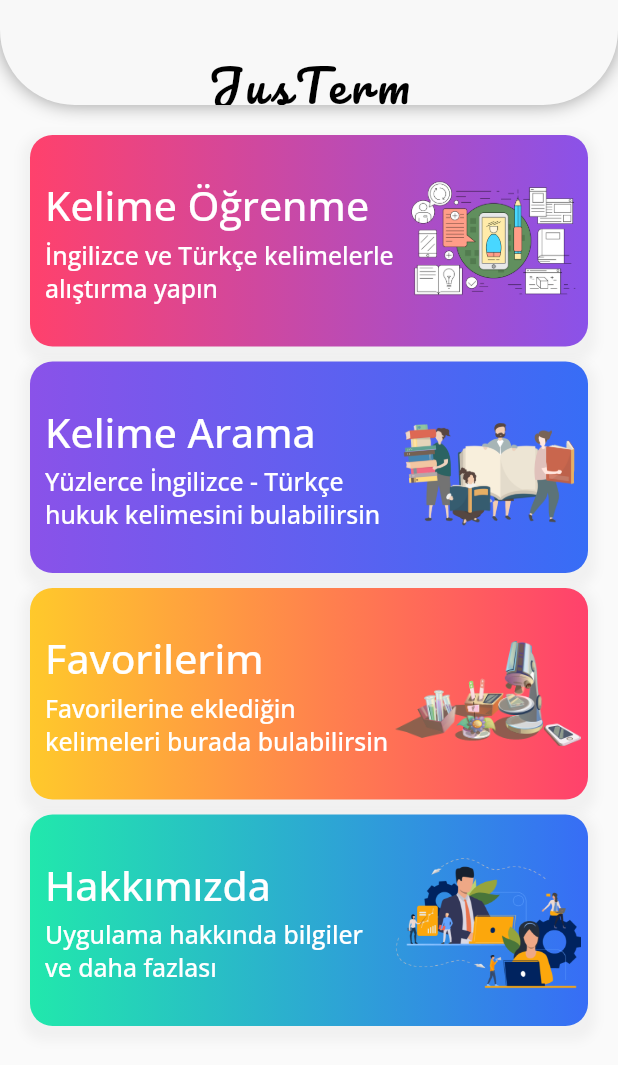
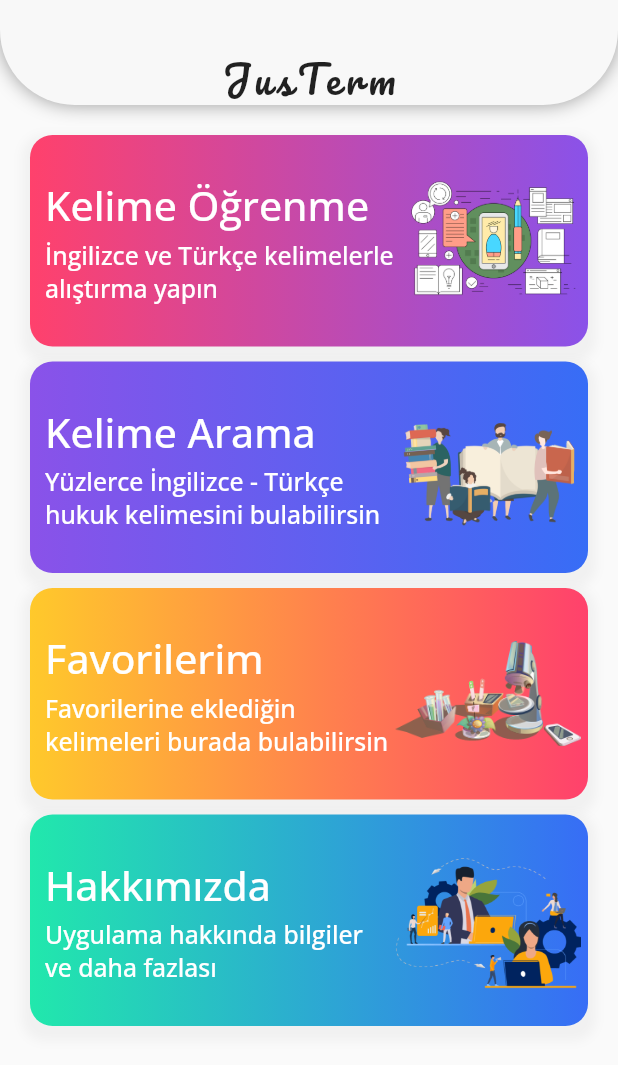
Before and after one commit to merttoptas/engtrhukuksozluk, a Flutter app: the screen it shows after launch, after a tap on the "skip next" icon, after a tap on the "done" icon, on a phone screen of 412 x 824 dp. Shown: the top 1065 px of the screen. Run offline on Flutter 3.47's test engine with Material 2 defaults, Android fonts, the light colour scheme and no system bars; our stand-ins replace animated_text_kit, cloud_firestore, firebase_analytics, firebase_crashlytics, firebase_messaging, flip_card and 11 more; missing offline and left inert: algolia, circle_bottom_navigation; accounts and stored records are empty; generated files the repository leaves out were written again; statements that could not run were skipped.

Commit message:
dark mode added.

```diff
--- a/lib/main.dart
+++ b/lib/main.dart
@@ -48,25 +48,9 @@ class MyApp extends StatelessWidget {
   @override
   Widget build(BuildContext context) {
     return GetMaterialApp(
-      theme: ThemeData(
-        brightness: Brightness.light,
-        backgroundColor: AppConstant.lightBG,
-        textTheme: TextTheme(
-          headline1: TextStyle(fontSize: AppConstant.fontSizeBody),
-          headline2: TextStyle(
-              fontSize: AppConstant.fontSizeBody2, fontWeight: FontWeight.bold),
-          caption: TextStyle(
-              fontSize: AppConstant.fontSizeCaption,
-              fontWeight: FontWeight.bold),
-          headline4: TextStyle(
-              fontSize: AppConstant.fontSizeDisplay,
-              fontWeight: FontWeight.bold),
-          headline5: TextStyle(
-              fontSize: AppConstant.fontSizeDisplay,
-              fontWeight: FontWeight.bold),
-        ),
-        fontFamily: GoogleFonts.openSans().fontFamily,
-      ),
+      theme: AppConstant.lightTheme,
+      darkTheme: AppConstant.darkTheme,
+      themeMode: ThemeMode.system,
       debugShowCheckedModeBanner: false,
       navigatorObservers: [
         FirebaseAnalyticsObserver(analytics: analytics),
--- a/lib/ui/screens/aboutus_page.dart
+++ b/lib/ui/screens/aboutus_page.dart
@@ -59,7 +59,7 @@ class _AboutUsState extends State<AboutUs> {
             topLeft: Radius.circular(AppConstant.borderCircular45),
             topRight: Radius.circular(AppConstant.borderCircular45),
           ),
-          color: Colors.white,
+          color: Theme.of(context).cardColor,
         ),
         height: MediaQuery.of(context).size.height -
             AppConstant.aboutUsContainerBgHeight,
--- a/lib/ui/screens/favorite_page.dart
+++ b/lib/ui/screens/favorite_page.dart
@@ -124,7 +124,6 @@ class ListFavorite extends StatelessWidget {
           bottom: AppConstant.favoritePaddingTopBottom,
           top: AppConstant.favoritePaddingTopBottom),
       child: Material(
-        color: Colors.white,
         elevation: AppConstant.favoriteElevation,
         shadowColor: Colors.black26,
         borderRadius: BorderRadius.circular(AppConstant.borderCircular),
--- a/lib/ui/screens/home/home_navigator_page.dart
+++ b/lib/ui/screens/home/home_navigator_page.dart
@@ -20,6 +20,7 @@ class _WordsScreenState extends State<WordsScreen> {
   int selectIndexId;
   int currentIndex = 0;
   FavoriteDao favoriteDao;
+
   _WordsScreenState(this.selectIndexId);
 
   Widget routerPage(int selectIndexId) {
@@ -46,12 +47,12 @@ class _WordsScreenState extends State<WordsScreen> {
     return Scaffold(
       body: routerPage(selectIndexId),
       bottomNavigationBar: CircleBottomNavigation(
-        textColor: Colors.black,
         barHeight: AppConstant.barHeight,
-        circleColor: AppConstant.circleColor,
+        circleColor: Theme.of(context).primaryColor,
         inactiveIconColor: Colors.grey,
         circleSize: AppConstant.circleSize,
         arcHeight: AppConstant.archHeight,
+        barBackgroundColor:  Theme.of(context).bottomNavigationBarTheme.backgroundColor,
         circleOutline: AppConstant.circleOutline,
         hasElevationShadows: true,
         tabs: [
--- a/lib/ui/screens/splash_page.dart
+++ b/lib/ui/screens/splash_page.dart
@@ -41,7 +41,7 @@ class _SplashScreenState extends State<SplashScreen> {
   @override
   Widget build(BuildContext context) {
     return Scaffold(
-      backgroundColor: AppConstant.lightBG,
+      backgroundColor: Theme.of(context).backgroundColor,
       body: Center(
         child: Container(
           child: Stack(
--- a/lib/ui/widgets/ads_widget.dart
+++ b/lib/ui/widgets/ads_widget.dart
@@ -21,7 +21,6 @@ class AdsWidget extends StatelessWidget {
     AdvertService _advertService = AdvertService();
     return Container(
       decoration: BoxDecoration(
-        color: Colors.white,
         borderRadius: borderRadius,
       ),
       padding: EdgeInsets.all(10),
--- a/lib/ui/widgets/app_bar.dart
+++ b/lib/ui/widgets/app_bar.dart
@@ -9,13 +9,13 @@ class HomeAppBar extends StatelessWidget implements PreferredSizeWidget {
       preferredSize: Size.fromHeight(AppConstant.appBarHeight),
       child: Container(
         decoration: BoxDecoration(
-          color: AppConstant.appBarBg,
+          color: Theme.of(context).primaryColor,
           borderRadius: BorderRadius.vertical(
               bottom: Radius.circular(AppConstant.appBarCircularSize)),
           gradient: LinearGradient(
               begin: Alignment.centerLeft,
               end: Alignment.centerRight,
-              colors: [AppConstant.lightAccent, AppConstant.lightAccent]),
+              colors: [Theme.of(context).colorScheme.primary, Theme.of(context).colorScheme.secondary]),
           boxShadow: [
             BoxShadow(
                 color: Colors.black38,
@@ -32,8 +32,7 @@ class HomeAppBar extends StatelessWidget implements PreferredSizeWidget {
               style: GoogleFonts.pacifico(
                   fontSize: AppConstant.appBarFontSize,
                   fontWeight: FontWeight.w100,
-                  letterSpacing: AppConstant.appBarLetterSpacing,
-                  color: Colors.black),
+                  letterSpacing: AppConstant.appBarLetterSpacing),
             ),
           ),
         ),
--- a/lib/ui/widgets/custom_app_bar.dart
+++ b/lib/ui/widgets/custom_app_bar.dart
@@ -11,12 +11,12 @@ class CustomAppBar extends StatelessWidget implements PreferredSizeWidget {
       preferredSize: Size.fromHeight(100),
       child: Container(
         decoration: BoxDecoration(
-          color: Color(0XFF3CA3C5),
+          color: Theme.of(context).appBarTheme.color,
           borderRadius: BorderRadius.vertical(bottom: Radius.circular(50)),
           gradient: LinearGradient(
               begin: Alignment.centerLeft,
               end: Alignment.centerRight,
-              colors: [AppConstant.lightPrimary, AppConstant.lightPrimary]),
+              colors: [Theme.of(context).colorScheme.primary, Theme.of(context).colorScheme.secondary]),
           boxShadow: [
             BoxShadow(color: Colors.black38, spreadRadius: 0, blurRadius: 10)
           ],
@@ -27,7 +27,7 @@ class CustomAppBar extends StatelessWidget implements PreferredSizeWidget {
             padding: const EdgeInsets.only(top: 30),
             child: Text(
               title,
-              style: TextStyle(color: Colors.white, fontSize: 25),
+              style: TextStyle(fontSize: 20),
             ),
           ),
         ),
--- a/lib/utils/app_const.dart
+++ b/lib/utils/app_const.dart
@@ -11,23 +11,60 @@ class AppConstant {
   static final Color darkBG = Color(0xFF183148);
   static final Color transparent = Colors.transparent;
 
+  static ThemeData lightTheme = ThemeData(
+    brightness: Brightness.light,
+    backgroundColor: AppConstant.lightBG,
+    primaryColor: lightPrimary,
+    accentColor: lightAccent,
+    colorScheme: ColorScheme.light(
+      primary: lightAccent,
+      secondary: lightAccent,
+    ),
+    bottomNavigationBarTheme:
+        BottomNavigationBarThemeData(backgroundColor: Colors.white),
+    cardColor: Colors.white,
+    appBarTheme: AppBarTheme(color: Color(0XFF3CA3C5)),
+    textTheme: TextTheme(
+      headline1: TextStyle(fontSize: AppConstant.fontSizeBody),
+      headline2: TextStyle(
+          fontSize: AppConstant.fontSizeBody2, fontWeight: FontWeight.bold),
+      caption: TextStyle(
+          fontSize: AppConstant.fontSizeCaption, fontWeight: FontWeight.bold),
+      headline4: TextStyle(
+          fontSize: AppConstant.fontSizeDisplay, fontWeight: FontWeight.bold),
+      headline5: TextStyle(
+          fontSize: AppConstant.fontSizeDisplay, fontWeight: FontWeight.bold),
+    ),
+    fontFamily: GoogleFonts.openSans().fontFamily,
+  );
+
   static ThemeData darkTheme = ThemeData(
-    fontFamily: GoogleFonts.openSans().fontFamily,
     brightness: Brightness.dark,
+    appBarTheme: AppBarTheme(color: darkBG),
     backgroundColor: darkBG,
+    bottomNavigationBarTheme:
+        BottomNavigationBarThemeData(backgroundColor: darkBG),
+    cardColor: darkBG,
     primaryColor: darkPrimary,
     accentColor: darkAccent,
+    colorScheme: ColorScheme.dark(
+      primary: darkAccent,
+      secondary: darkAccent,
+    ),
+    textTheme: TextTheme(
+      headline1: TextStyle(fontSize: AppConstant.fontSizeBody),
+      headline2: TextStyle(
+          fontSize: AppConstant.fontSizeBody2, fontWeight: FontWeight.bold),
+      caption: TextStyle(
+          fontSize: AppConstant.fontSizeCaption, fontWeight: FontWeight.bold),
+      headline4: TextStyle(
+          fontSize: AppConstant.fontSizeDisplay, fontWeight: FontWeight.bold),
+      headline5: TextStyle(
+          fontSize: AppConstant.fontSizeDisplay, fontWeight: FontWeight.bold),
+    ),
     scaffoldBackgroundColor: darkBG,
     cursorColor: darkAccent,
-    appBarTheme: AppBarTheme(
-      textTheme: TextTheme(
-        title: TextStyle(
-          color: lightBG,
-          fontSize: 18.0,
-          fontWeight: FontWeight.w800,
-        ),
-      ),
-    ),
+    fontFamily: GoogleFonts.openSans().fontFamily,
   );
 
   static const double fontSizeBody2 = 14;
@@ -158,7 +195,7 @@ class AppConstant {
   static final double appBarCircularSize = 50;
   static final double appBarBlurRadius = 10;
   static final double appBarPaddingTop = 30;
-  static final double appBarFontSize = 30;
+  static final double appBarFontSize = 25;
   static final double appBarPreffedSize = 70;
   static final double appBarLetterSpacing = 3.5;
 
@@ -167,7 +204,6 @@ class AppConstant {
 
   //Colors
   static final Color aboutUsBg = Color(0XFF78aaff);
-  static final Color appBarBg = Color(0XFF3CA3C5);
 
   //About Us Page
   static final double aboutCardSize = 20;
--- a/pubspec.yaml
+++ b/pubspec.yaml
@@ -4,7 +4,7 @@ description: A new Flutter application.
 version: 1.0.4+9
 
 environment:
-  sdk: ">=2.2.0 <3.0.0"
+  sdk: ">=2.2.2 <3.0.0"
 
 dependencies:
   flutter:
```
Also changed, not shown: lib/ui/screens/search_page.dart (+5 -4 lines), lib/ui/widgets/bottom_sheets.dart (+9 -26 lines), lib/ui/widgets/custom_search_app_bar.dart (+8 -8 lines), lib/ui/widgets/history_widget.dart (+4 -5 lines), lib/ui/widgets/words_row.dart (+1 -6 lines), pubspec.lock.
